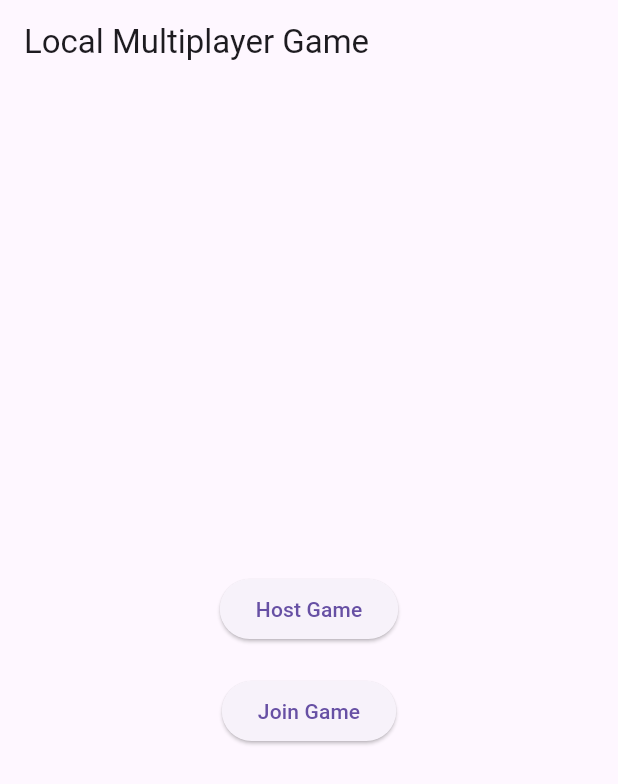
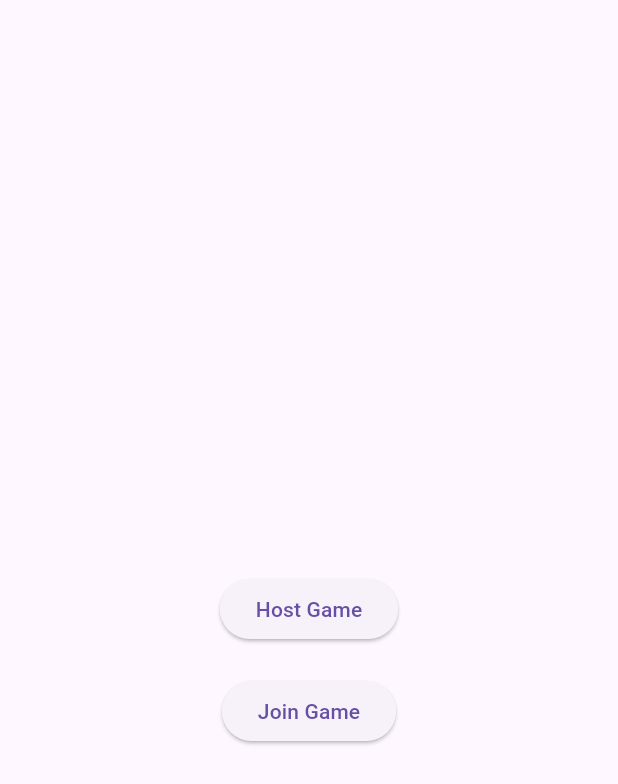
Before and after one commit to Dregan234/buzzer, a Flutter app: the screen it shows after launch, on a phone screen of 412 x 824 dp. Shown: the top 784 px of the screen. Run offline on Flutter 3.47's test engine with Material 3 defaults, Android fonts, the phone set to English and light mode, and no system bars; our stand-ins replace audioplayers, font_awesome_flutter, shared_preferences; missing offline and left inert: network_info_plus.

Commit message:
did stuff

```diff
--- a/lib/classes/client.dart
+++ b/lib/classes/client.dart
@@ -2,7 +2,7 @@ import 'dart:io';
 import 'dart:typed_data';
 import 'dart:convert';
 
-import '../models/model.dart';
+import 'package:Bonobuzzer/models/model.dart';
 
 class Client {
   Client({
--- a/lib/main.dart
+++ b/lib/main.dart
@@ -3,9 +3,13 @@ import 'package:flutter/material.dart';
 import 'package:Bonobuzzer/screens/host.dart';
 import 'package:Bonobuzzer/screens/join.dart';
 
-void main() => runApp(MyApp());
+import 'package:audioplayers/audioplayers.dart';
+
+void main() => runApp(const MyApp());
 
 class MyApp extends StatelessWidget {
+  const MyApp({super.key});
+
   @override
   Widget build(BuildContext context) {
     return MaterialApp(
@@ -21,11 +25,27 @@ class MyApp extends StatelessWidget {
 }
 
 class HomeScreen extends StatelessWidget {
+  final _audioPlayer = AudioPlayer();
+
+  HomeScreen({super.key});
+
   @override
   Widget build(BuildContext context) {
     return Scaffold(
       appBar: AppBar(
-        title: const Text('Local Multiplayer Game'),
+        title: const Text(""),
+        actions: [
+          IconButton(
+            icon: const Icon(
+              Icons.clear,
+              color: Colors.transparent,
+            ),
+            onPressed: () {
+              AssetSource sound = AssetSource("nothing.mp3");
+              _audioPlayer.play(sound);
+            },
+          ),
+        ],
       ),
       body: Center(
         child: Column(
@@ -45,7 +65,7 @@ class HomeScreen extends StatelessWidget {
               onPressed: () {
                 Navigator.push(
                   context,
-                  MaterialPageRoute(builder: (context) => JoinScreen()),
+                  MaterialPageRoute(builder: (context) => const JoinScreen()),
                 );
               },
               child: const Text('Join Game'),
@@ -53,6 +73,21 @@ class HomeScreen extends StatelessWidget {
           ],
         ),
       ),
+      floatingActionButton: SizedBox(
+        width: 60.0,
+        height: 60.0,
+        child: IconButton(
+          icon: const Icon(
+            Icons.clear,
+            color: Colors.transparent,
+          ),
+          onPressed: () {
+            AssetSource sound = AssetSource("Yippie.mp3");
+            _audioPlayer.play(sound);
+          },
+        ),
+      ),
+      floatingActionButtonLocation: FloatingActionButtonLocation.endFloat,
     );
   }
 }
--- a/lib/screens/buzzer.dart
+++ b/lib/screens/buzzer.dart
@@ -2,13 +2,15 @@ import 'package:Bonobuzzer/classes/client.dart';
 import 'package:flutter/material.dart';
 import 'package:shared_preferences/shared_preferences.dart';
 
+// ignore: must_be_immutable
 class BuzzerPage extends StatefulWidget {
   final Client client;
   String name;
 
-  BuzzerPage({required this.client, required this.name});
+  BuzzerPage({super.key, required this.client, required this.name});
 
   @override
+  // ignore: library_private_types_in_public_api
   _BuzzerPageState createState() => _BuzzerPageState();
 }
 
@@ -87,6 +89,7 @@ class _BuzzerPageState extends State<BuzzerPage> {
             _buildSoundTile('Kugelfisch', 'puff.mp3'),
             _buildSoundTile('Schildkröte', 'turtle.mp3'),
             _buildSoundTile('Yippie', 'Yippie.mp3'),
+            _buildSoundTile("Finds heraus", "nothing.mp3")
           ],
         );
       },
--- a/lib/screens/points.dart
+++ b/lib/screens/points.dart
@@ -89,7 +89,6 @@ class PointsPageState extends State<PointsPage> {
     SharedPreferences prefs = await SharedPreferences.getInstance();
     String playersJson = playersListToJson(players);
     prefs.setString('players', playersJson);
-    print("Players saved!");
   }
 
   void _loadPlayers() async {
--- a/lib/screens/user.dart
+++ b/lib/screens/user.dart
@@ -25,7 +25,7 @@ class UserPageState extends State<UserPage> {
                   context,
                   PageRouteBuilder(
                     pageBuilder: (context, animation, secondaryAnimation) =>
-                        PointsPage(),
+                        const PointsPage(),
                     transitionsBuilder:
                         (context, animation, secondaryAnimation, child) {
                       const begin = Offset(1.0, 0.0);
--- a/pubspec.yaml
+++ b/pubspec.yaml
@@ -34,7 +34,6 @@ dependencies:
   font_awesome_flutter: ^10.6.0
   network_info_plus: ^4.1.0
   shared_preferences: ^2.2.2
-  web_socket_channel: ^2.2.0
 
 dev_dependencies:
   flutter_test:
```
Also changed, not shown: lib/classes/server.dart (+2 -5 lines), lib/screens/host.dart (+7 -1 lines), lib/screens/join.dart (+12 -1 lines), pubspec.lock, 1 other file.
